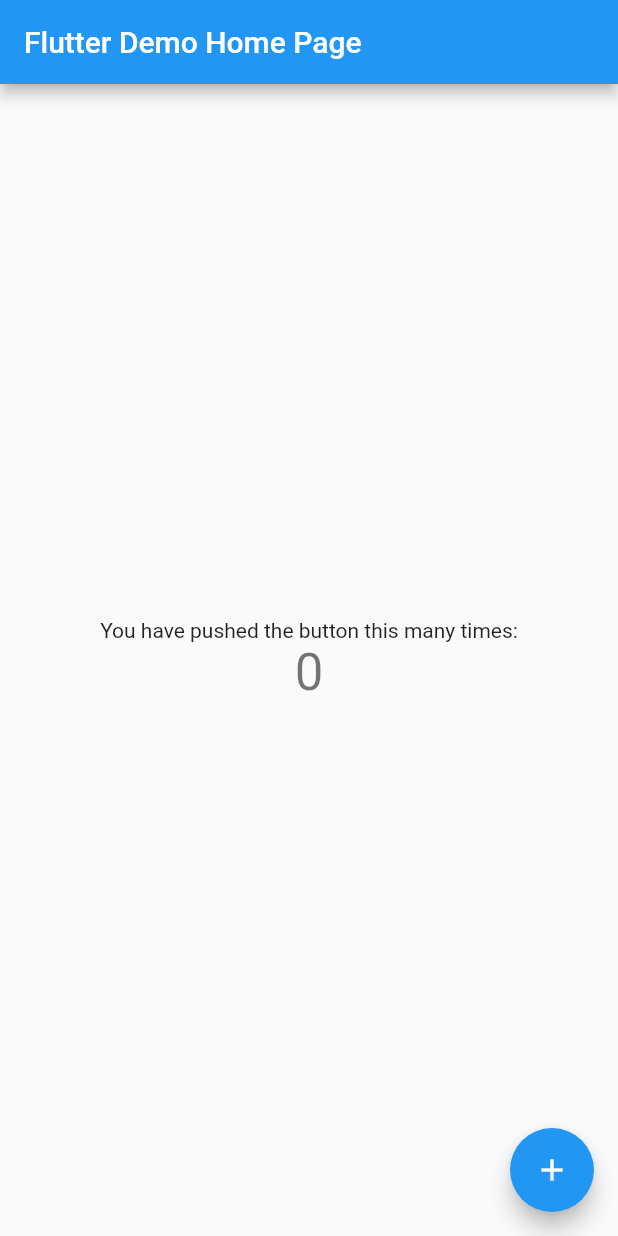
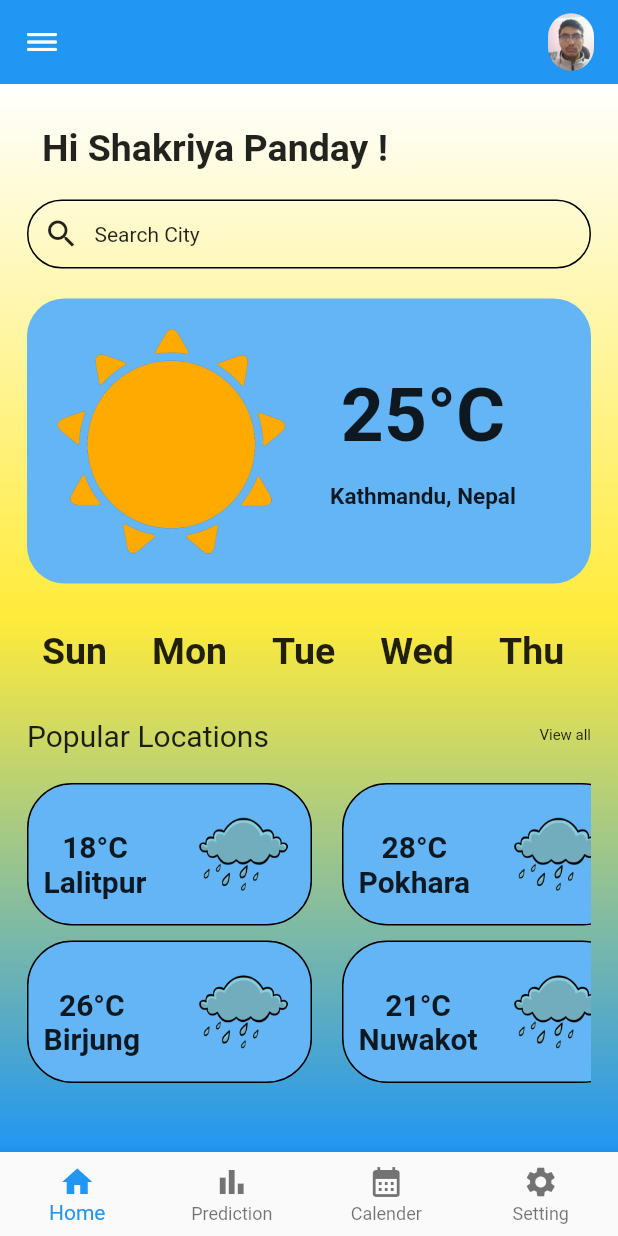
Before and after one commit to ShakriyaPanday/weatherappui, a Flutter app: the screen it shows after launch, on a phone screen of 412 x 824 dp. Run offline on Flutter 3.47's test engine with Material 2 defaults, Android fonts, the phone set to English and light mode, and no system bars.

```diff
--- a/lib/main.dart
+++ b/lib/main.dart
@@ -1,4 +1,6 @@
 import 'package:flutter/material.dart';
+import 'package:weatherapp/pages/homepage.dart';
+import 'package:weatherapp/ulis/places.dart';
 
 void main() {
   runApp(const MyApp());
@@ -7,109 +9,12 @@ void main() {
 class MyApp extends StatelessWidget {
   const MyApp({super.key});
 
-  // This widget is the root of your application.
   @override
   Widget build(BuildContext context) {
     return MaterialApp(
-      title: 'Flutter Demo',
-      theme: ThemeData(
-        // This is the theme of your application.
-        //
-        // Try running your application with "flutter run". You'll see the
-        // application has a blue toolbar. Then, without quitting the app, try
-        // changing the primarySwatch below to Colors.green and then invoke
-        // "hot reload" (press "r" in the console where you ran "flutter run",
-        // or simply save your changes to "hot reload" in a Flutter IDE).
-        // Notice that the counter didn't reset back to zero; the application
-        // is not restarted.
-        primarySwatch: Colors.blue,
-      ),
-      home: const MyHomePage(title: 'Flutter Demo Home Page'),
+      debugShowCheckedModeBanner: false,
+      title: 'WeatherUi',
+      home: HomePage(),
     );
   }
 }
-
-class MyHomePage extends StatefulWidget {
-  const MyHomePage({super.key, required this.title});
-
-  // This widget is the home page of your application. It is stateful, meaning
-  // that it has a State object (defined below) that contains fields that affect
-  // how it looks.
-
-  // This class is the configuration for the state. It holds the values (in this
-  // case the title) provided by the parent (in this case the App widget) and
-  // used by the build method of the State. Fields in a Widget subclass are
-  // always marked "final".
-
-  final String title;
-
-  @override
-  State<MyHomePage> createState() => _MyHomePageState();
-}
-
-class _MyHomePageState extends State<MyHomePage> {
-  int _counter = 0;
-
-  void _incrementCounter() {
-    setState(() {
-      // This call to setState tells the Flutter framework that something has
-      // changed in this State, which causes it to rerun the build method below
-      // so that the display can reflect the updated values. If we changed
-      // _counter without calling setState(), then the build method would not be
-      // called again, and so nothing would appear to happen.
-      _counter++;
-    });
-  }
-
-  @override
-  Widget build(BuildContext context) {
-    // This method is rerun every time setState is called, for instance as done
-    // by the _incrementCounter method above.
-    //
-    // The Flutter framework has been optimized to make rerunning build methods
-    // fast, so that you can just rebuild anything that needs updating rather
-    // than having to individually change instances of widgets.
-    return Scaffold(
-      appBar: AppBar(
-        // Here we take the value from the MyHomePage object that was created by
-        // the App.build method, and use it to set our appbar title.
-        title: Text(widget.title),
-      ),
-      body: Center(
-        // Center is a layout widget. It takes a single child and positions it
-        // in the middle of the parent.
-        child: Column(
-          // Column is also a layout widget. It takes a list of children and
-          // arranges them vertically. By default, it sizes itself to fit its
-          // children horizontally, and tries to be as tall as its parent.
-          //
-          // Invoke "debug painting" (press "p" in the console, choose the
-          // "Toggle Debug Paint" action from the Flutter Inspector in Android
-          // Studio, or the "Toggle Debug Paint" command in Visual Studio Code)
-          // to see the wireframe for each widget.
-          //
-          // Column has various properties to control how it sizes itself and
-          // how it positions its children. Here we use mainAxisAlignment to
-          // center the children vertically; the main axis here is the vertical
-          // axis because Columns are vertical (the cross axis would be
-          // horizontal).
-          mainAxisAlignment: MainAxisAlignment.center,
-          children: <Widget>[
-            const Text(
-              'You have pushed the button this many times:',
-            ),
-            Text(
-              '$_counter',
-              style: Theme.of(context).textTheme.headline4,
-            ),
-          ],
-        ),
-      ),
-      floatingActionButton: FloatingActionButton(
-        onPressed: _incrementCounter,
-        tooltip: 'Increment',
-        child: const Icon(Icons.add),
-      ), // This trailing comma makes auto-formatting nicer for build methods.
-    );
-  }
-}
--- /dev/null
+++ b/lib/pages/homepage.dart
@@ -0,0 +1,260 @@
+import 'package:flutter/material.dart';
+import 'package:weatherapp/ulis/places.dart';
+
+class HomePage extends StatelessWidget {
+  const HomePage({super.key});
+
+  @override
+  Widget build(BuildContext context) {
+    return Scaffold(
+        bottomNavigationBar: BottomNavigationBar(
+          type: BottomNavigationBarType.fixed,
+          items: const <BottomNavigationBarItem>[
+            BottomNavigationBarItem(
+              icon: Icon(Icons.home),
+              label: 'Home',
+            ),
+            BottomNavigationBarItem(
+              icon: Icon(Icons.bar_chart),
+              label: 'Prediction',
+            ),
+            BottomNavigationBarItem(
+              icon: Icon(Icons.calendar_month),
+              label: 'Calender',
+            ),
+            BottomNavigationBarItem(
+              icon: Icon(Icons.settings),
+              label: 'Setting',
+            ),
+          ],
+        ),
+        backgroundColor: Colors.grey[300],
+        appBar: AppBar(
+            leading: Icon(Icons.dehaze_rounded),
+            centerTitle: true,
+            elevation: 0,
+            title: Row(
+              mainAxisAlignment: MainAxisAlignment.end,
+              children: [
+                ClipRRect(
+                  borderRadius: BorderRadius.circular(100),
+                  child: Image.asset(
+                    "image/profile.jpg",
+                    scale: 90,
+                  ),
+                )
+              ],
+            )),
+        body: Container(
+          decoration: BoxDecoration(
+              gradient: LinearGradient(
+            begin: Alignment.topRight,
+            end: Alignment.bottomRight,
+            colors: [
+              Colors.white,
+              Colors.yellow,
+              Colors.blue,
+            ],
+          )),
+          child: Padding(
+            padding: const EdgeInsets.all(8.0),
+            child: SafeArea(
+                child: Padding(
+              padding: const EdgeInsets.all(10.0),
+              //Name Greating
+              child: Column(
+                children: [
+                  Padding(
+                    padding: const EdgeInsets.all(10.0),
+                    child: Row(
+                      children: [
+                        Container(
+                          child: Text(
+                            "Hi Shakriya Panday !",
+                            style: TextStyle(
+                                fontSize: 25, fontWeight: FontWeight.bold),
+                          ),
+                        ),
+                      ],
+                    ),
+                  ),
+                  SizedBox(
+                    height: 10,
+                  ),
+                  //Search bar
+                  Container(
+                    width: double.infinity,
+                    decoration: BoxDecoration(
+                        border: Border.all(),
+                        borderRadius: BorderRadius.circular(25)),
+                    padding: EdgeInsets.all(10),
+                    child: Row(
+                      children: [
+                        Icon(Icons.search),
+                        SizedBox(
+                          width: 10,
+                        ),
+                        Text("Search City")
+                      ],
+                    ),
+                  ),
+                  SizedBox(
+                    height: 20,
+                  ),
+                  //Weather of location
+                  Container(
+                    padding: EdgeInsets.all(20),
+                    width: double.infinity,
+                    decoration: BoxDecoration(
+                      // border: Border.all(),
+                      borderRadius: BorderRadius.circular(25),
+                      color: Colors.blue[300],
+                    ),
+                    child: Row(
+                      children: [
+                        Image.asset(
+                          "image/sunny.png",
+                          height: 150,
+                        ),
+                        SizedBox(
+                          width: 30,
+                        ),
+                        Column(
+                          children: [
+                            Text("25°C",
+                                style: TextStyle(
+                                    fontSize: 50, fontWeight: FontWeight.bold)),
+                            SizedBox(
+                              height: 15,
+                            ),
+                            Text("Kathmandu, Nepal",
+                                style: TextStyle(
+                                    fontSize: 15, fontWeight: FontWeight.bold))
+                          ],
+                        )
+                      ],
+                    ),
+                  ),
+                  //Day of week
+                  SizedBox(
+                    height: 20,
+                  ),
+
+                  SizedBox(
+                    height: 50,
+                    child:
+                        ListView(scrollDirection: Axis.horizontal, children: [
+                      Padding(
+                        padding: const EdgeInsets.all(10.0),
+                        child: Row(
+                          children: [
+                            Text("Sun",
+                                style: TextStyle(
+                                    fontSize: 25, fontWeight: FontWeight.bold)),
+                            SizedBox(
+                              width: 30,
+                            ),
+                            Text("Mon",
+                                style: TextStyle(
+                                    fontSize: 25, fontWeight: FontWeight.bold)),
+                            SizedBox(
+                              width: 30,
+                            ),
+                            Text("Tue",
+                                style: TextStyle(
+                                    fontSize: 25, fontWeight: FontWeight.bold)),
+                            SizedBox(
+                              width: 30,
+                            ),
+                            Text("Wed",
+                                style: TextStyle(
+                                    fontSize: 25, fontWeight: FontWeight.bold)),
+                            SizedBox(
+                              width: 30,
+                            ),
+                            Text("Thu",
+                                style: TextStyle(
+                                    fontSize: 25, fontWeight: FontWeight.bold)),
+                            SizedBox(
+                              width: 30,
+                            ),
+                            Text("Fri",
+                                style: TextStyle(
+                                    fontSize: 25, fontWeight: FontWeight.bold)),
+                            SizedBox(
+                              width: 30,
+                            ),
+                            Text("Sat",
+                                style: TextStyle(
+                                    fontSize: 25, fontWeight: FontWeight.bold)),
+                          ],
+                        ),
+                      ),
+                    ]),
+                  ),
+                  SizedBox(
+                    height: 20,
+                  ),
+                  Row(
+                    mainAxisAlignment: MainAxisAlignment.spaceBetween,
+                    children: [
+                      Text("Popular Locations", style: TextStyle(fontSize: 20)),
+                      Text("View all", style: TextStyle(fontSize: 10))
+                    ],
+                  ),
+                  SizedBox(
+                    height: 20,
+                  ),
+                  //Popular places
+                  SizedBox(
+                      width: double.infinity,
+                      height: 200,
+                      child: GridView(
+                        scrollDirection: Axis.horizontal,
+                        gridDelegate:
+                            const SliverGridDelegateWithFixedCrossAxisCount(
+                          crossAxisCount: 2,
+                          mainAxisSpacing: 20.00,
+                          crossAxisSpacing: 10.00,
+                          childAspectRatio: 4 / 8,
+                        ),
+                        children: [
+                          PopularPlace(
+                            temperature: "18",
+                            location: "Lalitpur",
+                            image: "image/rain.png",
+                          ),
+                          PopularPlace(
+                            temperature: "26",
+                            location: "Birjung",
+                            image: "image/rain.png",
+                          ),
+                          PopularPlace(
+                            temperature: "28",
+                            location: "Pokhara",
+                            image: "image/rain.png",
+                          ),
+                          PopularPlace(
+                            temperature: "21",
+                            location: "Nuwakot",
+                            image: "image/rain.png",
+                          ),
+                          PopularPlace(
+                            temperature: "35",
+                            location: "Chitwan",
+                            image: "image/rain.png",
+                          ),
+                          PopularPlace(
+                            temperature: "26",
+                            location: "Hetauda",
+                            image: "image/rain.png",
+                          ),
+                        ],
+                      )),
+                ],
+              ),
+            )),
+          ),
+        ));
+  }
+}
--- /dev/null
+++ b/lib/ulis/places.dart
@@ -0,0 +1,46 @@
+import 'package:flutter/material.dart';
+
+class PopularPlace extends StatelessWidget {
+  final String temperature;
+  final String location;
+  final String image;
+
+  const PopularPlace(
+      {super.key,
+      required this.temperature,
+      required this.location,
+      required this.image});
+
+  @override
+  Widget build(BuildContext context) {
+    return Container(
+      padding: const EdgeInsets.all(10),
+      decoration: BoxDecoration(
+          borderRadius: BorderRadius.circular(30),
+          border: Border.all(),
+          color: Colors.blue[300]),
+      child: Row(
+        mainAxisAlignment: MainAxisAlignment.spaceBetween,
+        children: [
+          Column(
+            children: [
+              SizedBox(
+                height: 20,
+              ),
+              Text("${temperature}°C",
+                  style: TextStyle(fontSize: 20, fontWeight: FontWeight.bold)),
+              Text("${location}",
+                  style: TextStyle(fontSize: 20, fontWeight: FontWeight.bold))
+            ],
+          ),
+          SizedBox(
+            width: 10,
+          ),
+          Image.asset(
+            "${image}",
+          ),
+        ],
+      ),
+    );
+  }
+}
```
Also changed, not shown: pubspec.yaml (+6 -2 lines), image/cloud.jpeg (added), image/profile.jpg (added), image/rain.png (added), image/sunny.png (added).
